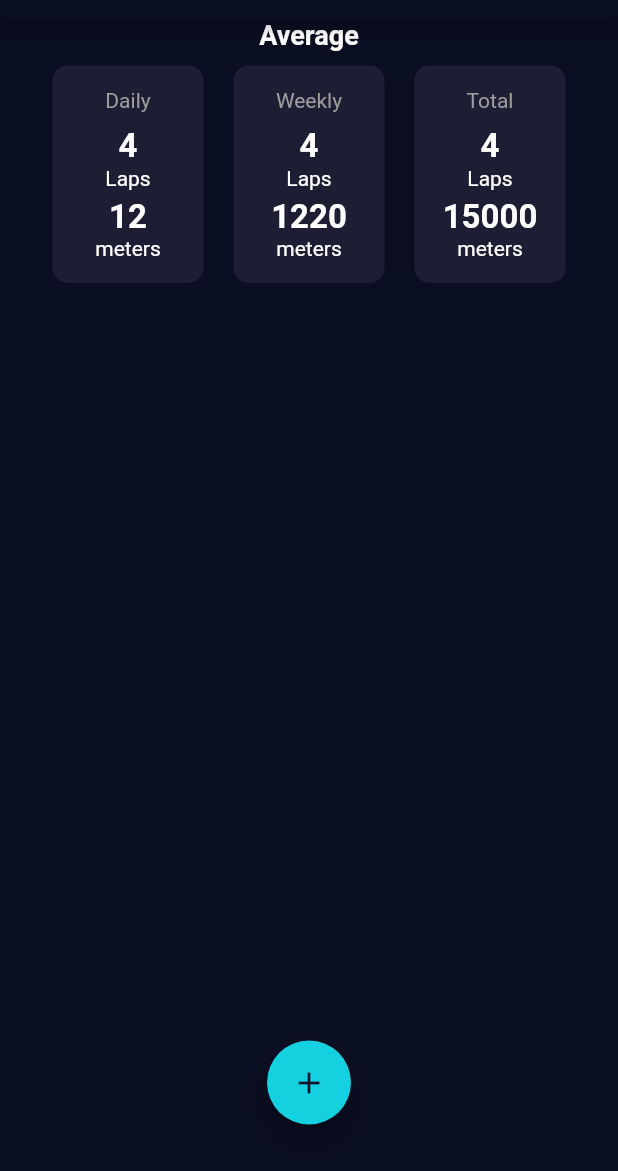
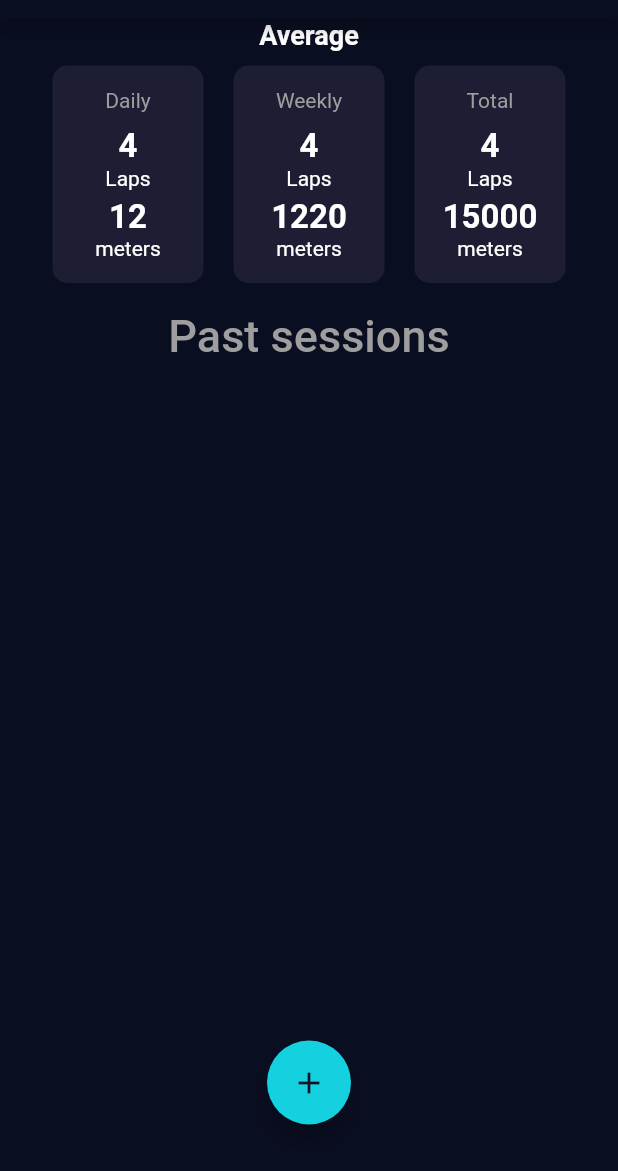
Before and after one commit to Bullrich/Swim-Tracker, a Flutter app: the screen it shows after launch, on a phone screen of 412 x 824 dp, the part 65-1236 px from its top. Run offline on Flutter 3.47's test engine with Material 2 defaults, Android fonts, the phone set to English and light mode, and no system bars; our stand-ins replace numberpicker, sqflite; accounts and stored records are empty.

Commit message:
Added list of old tracks

```diff
--- /dev/null
+++ b/lib/components/record_list.dart
@@ -0,0 +1,61 @@
+import 'package:flutter/material.dart';
+import 'package:intl/intl.dart';
+import 'package:swimm_tracker/components/reusable_card.dart';
+import 'package:swimm_tracker/constants.dart';
+import 'package:swimm_tracker/models/swim_record.dart';
+
+class RecordList extends StatelessWidget {
+  final List<SwimRecord> records;
+
+  RecordList({@required this.records});
+
+  List<Widget> parseRecords() {
+    List<Widget> widgets = [
+      Text(
+        "Past sessions",
+        style: TextStyle(
+          fontSize: 30,
+          fontWeight: FontWeight.w500,
+          color: Colors.grey,
+        ),
+        textAlign: TextAlign.center,
+      )
+    ];
+
+    for (var i = 0; i < records.length; i++) {
+      final record = records[i];
+      final date = DateTime.fromMillisecondsSinceEpoch(record.time);
+      final container = ReusableCard(
+        colour: kActiveCardColour,
+        cardChild: Container(
+          margin: EdgeInsets.symmetric(vertical: 10, horizontal: 5),
+          child: Row(
+            crossAxisAlignment: CrossAxisAlignment.center,
+            mainAxisAlignment: MainAxisAlignment.spaceAround,
+            children: <Widget>[
+              Text("${record.laps} laps"),
+              Text("${(record.length * record.laps).toString()} meters"),
+              Text(DateFormat('EEEE').format(date))
+            ],
+          ),
+        ),
+      );
+
+      widgets.add(container);
+    }
+    return widgets;
+  }
+
+  @override
+  Widget build(BuildContext context) {
+    print("I have ${records.length} records!");
+    return Container(
+      child: ListView(
+        padding: const EdgeInsets.all(8),
+        shrinkWrap: true,
+        scrollDirection: Axis.vertical,
+        children: parseRecords(),
+      ),
+    );
+  }
+}
--- a/lib/screens/track_screen.dart
+++ b/lib/screens/track_screen.dart
@@ -1,30 +1,57 @@
 import 'package:flutter/material.dart';
+import 'package:swimm_tracker/components/record_list.dart';
 import 'package:swimm_tracker/components/report_card.dart';
 import 'package:swimm_tracker/components/rounder_modal.dart';
 import 'package:swimm_tracker/components/track_adder.dart';
 import 'package:swimm_tracker/constants.dart';
+import 'package:swimm_tracker/models/swim_record.dart';
 import 'package:swimm_tracker/services/persistence.dart';
 
-class TrackScreen extends StatelessWidget {
-  void printAllRecords() async {
-    var records = await Persistence().records();
-    print("There are ${records.length} records!");
-    records.forEach((r) => {
-          print("Record: laps: ${r.laps} - " +
-              "length: ${r.length} - " +
-              "time: ${DateTime.fromMillisecondsSinceEpoch(r.time)}")
+class TrackScreen extends StatefulWidget {
+  @override
+  _TrackScreenState createState() => _TrackScreenState();
+}
+
+class _TrackScreenState extends State<TrackScreen> {
+  List<SwimRecord> records = [];
+
+  void getAllRecords() async {
+    final newRecords = await Persistence().records();
+    setState(() {
+      records = newRecords;
     });
   }
 
   @override
+  void initState() {
+    super.initState();
+    getAllRecords();
+  }
+
+  List<Widget> generate(int amount) {
+    List<Widget> widgets = [];
+    for (var i = 0; i < amount; i++) {
+      String entryNr = "Entry ${i}";
+      widgets.add(
+        Container(
+          height: 50,
+          color: Colors.amber[600],
+          child: Center(child: Text(entryNr)),
+        ),
+      );
+    }
+    return widgets;
+  }
+
+  @override
   Widget build(BuildContext context) {
-    printAllRecords();
     return Scaffold(
       appBar: AppBar(
         title: Text("Swim Tracker"),
       ),
       body: Container(
         padding: EdgeInsets.symmetric(horizontal: 25),
+        child: SafeArea(
           child: Column(
             crossAxisAlignment: CrossAxisAlignment.stretch,
             children: <Widget>[
@@ -34,7 +61,8 @@ class TrackScreen extends StatelessWidget {
                   children: <Widget>[
                     Text(
                       "Average",
-                    style: TextStyle(fontSize: 18, fontWeight: FontWeight.bold),
+                      style:
+                          TextStyle(fontSize: 18, fontWeight: FontWeight.bold),
                       textAlign: TextAlign.center,
                     ),
                     Row(
@@ -64,11 +92,18 @@ class TrackScreen extends StatelessWidget {
                           ),
                         ),
                       ],
+                    ),
+                    SizedBox(
+                      height: 500,
+                      child: RecordList(
+                        records: records,
+                      ),
                     )
                   ],
                 ),
               )
             ],
+          ),
         ),
       ),
       floatingActionButton: Padding(
--- a/pubspec.yaml
+++ b/pubspec.yaml
@@ -22,10 +22,9 @@ dependencies:
   sqflite:
   path:
 
-  # The following adds the Cupertino Icons font to your application.
-  # Use with the CupertinoIcons class for iOS style icons.
   cupertino_icons: ^0.1.2
   numberpicker: ^1.1.0
+  intl: ^0.16.1
 
 dev_dependencies:
   flutter_test:
```
Also changed, not shown: pubspec.lock. Lines whose indentation alone changed are shown as unchanged.
